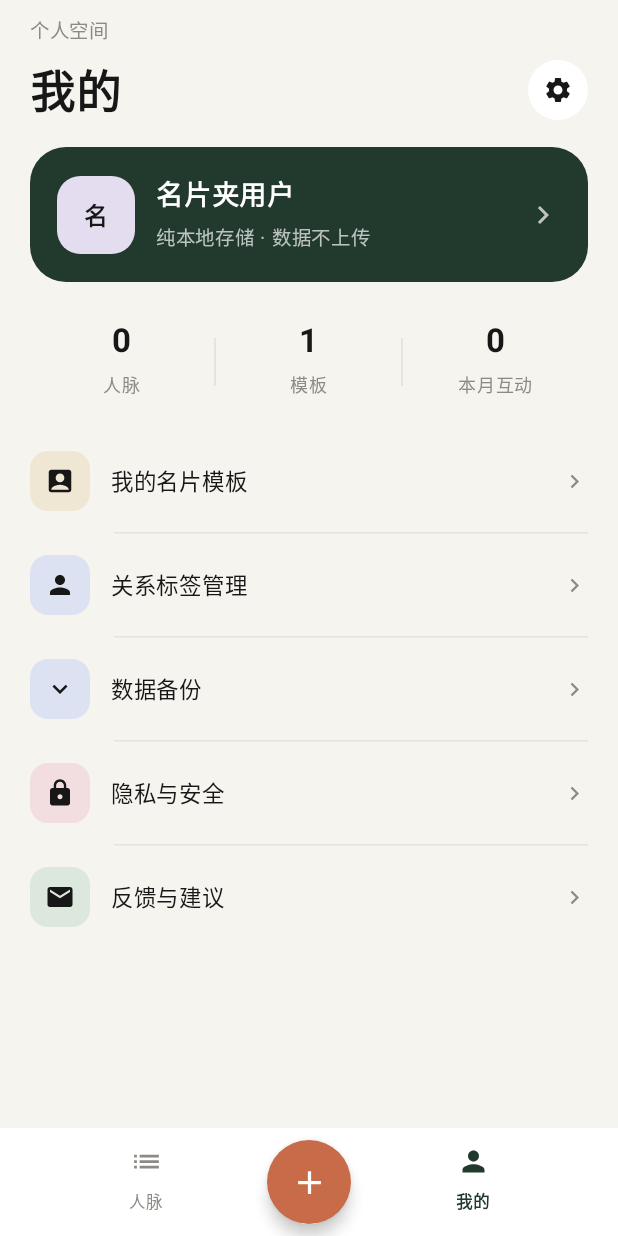
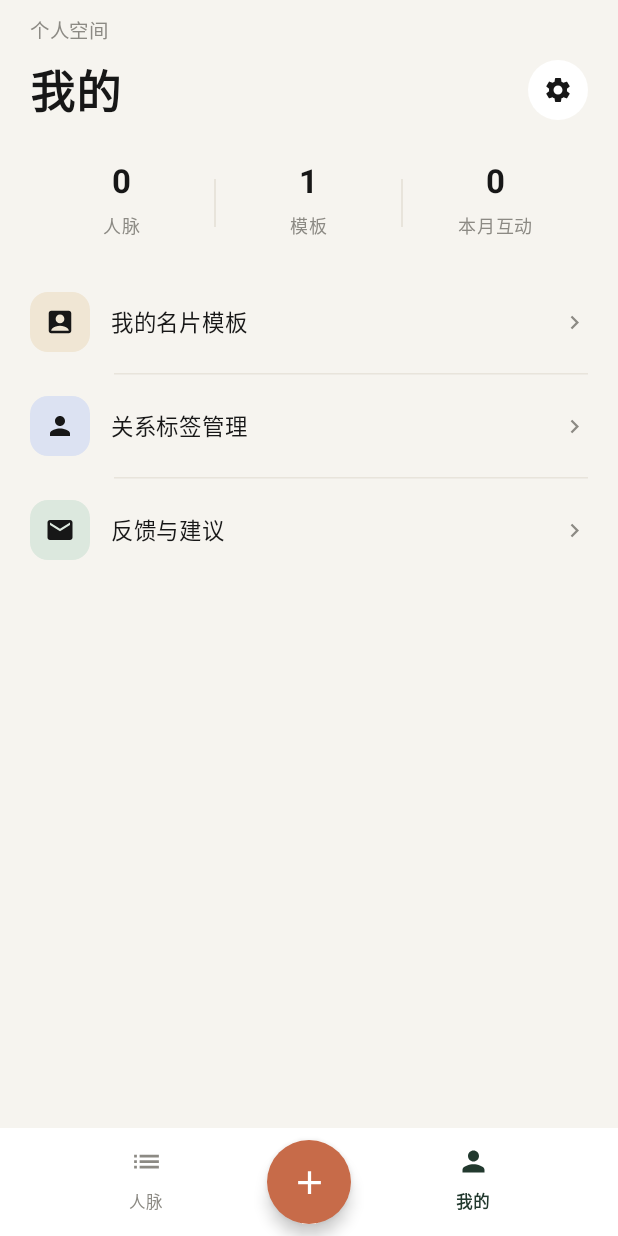
Before and after one commit to fupeng1995/Cardpocket, an Android app built with Jetpack Compose: the screen it shows after launch (MainActivity), after a tap on "我的", on a phone screen of 412 x 824 dp. Run offline under Robolectric (Android 15) with nearby library versions, the phone set to English and light mode, and no system bars.

Commit message:
chore: 移除「我的」页绿色用户卡片与数据备份/隐私与安全入口

```diff
--- a/app/src/main/java/com/example/cardpocket/ui/profile/ProfileScreen.kt
+++ b/app/src/main/java/com/example/cardpocket/ui/profile/ProfileScreen.kt
@@ -67,7 +67,6 @@ fun ProfileScreen(
     val cards by AppData.cards.collectAsState()
     val templateList by AppData.templates.collectAsState()
     var showAbout by remember { mutableStateOf(false) }
-    var showComingSoon by remember { mutableStateOf<String?>(null) }
 
     LaunchedEffect(Unit) {
         AppData.refresh()
@@ -84,9 +83,8 @@ fun ProfileScreen(
         contentPadding = PaddingValues(bottom = 24.dp)
     ) {
         item { ProfileHeader(onSettings = { showAbout = true }) }
-        item { ProfileCard() }
         item { ProfileStats(friends = cards.size, templates = templateList.size, interactions = interactions) }
-        item { MenuList(onOpenTemplates = onOpenTemplates, onOpenFeedback = onOpenFeedback, onOpenRelationshipTags = onOpenRelationshipTags, onComingSoon = { showComingSoon = it }) }
+        item { MenuList(onOpenTemplates = onOpenTemplates, onOpenFeedback = onOpenFeedback, onOpenRelationshipTags = onOpenRelationshipTags) }
     }
 }
 
@@ -114,41 +112,6 @@ private fun ProfileHeader(onSettings: () -> Unit) {
                     modifier = Modifier.size(20.dp)
                 )
             }
-        }
-    }
-}
-
-@Composable
-private fun ProfileCard() {
-    Box(
-        modifier = Modifier
-            .fillMaxWidth()
-            .padding(horizontal = 20.dp, vertical = 8.dp)
-            .clip(RoundedCornerShape(24.dp))
-            .background(GreenDeep)
-    ) {
-        Row(
-            modifier = Modifier
-                .fillMaxWidth()
-                .padding(18.dp),
-            verticalAlignment = Alignment.CenterVertically
-        ) {
-            Avatar(name = "名片夹用户", emoji = "", size = 52.dp)
-            Spacer(Modifier.width(14.dp))
-            Column(Modifier.weight(1f)) {
-                Text("名片夹用户", color = Color.White, fontSize = 18.sp, fontWeight = FontWeight.Bold)
-                Spacer(Modifier.height(3.dp))
-                Text(
-                    "纯本地存储 · 数据不上传",
-                    color = Color.White.copy(alpha = 0.70f),
-                    fontSize = 13.sp
-                )
-            }
-            Icon(
-                Icons.AutoMirrored.Filled.KeyboardArrowRight,
-                contentDescription = null,
-                tint = Color.White.copy(alpha = 0.70f)
-            )
         }
     }
 }
@@ -187,8 +150,7 @@ private fun StatDivider() {
 private fun MenuList(
     onOpenTemplates: () -> Unit,
     onOpenFeedback: () -> Unit,
-    onOpenRelationshipTags: () -> Unit,
-    onComingSoon: (String) -> Unit
+    onOpenRelationshipTags: () -> Unit
 ) {
     Column(Modifier.padding(horizontal = 20.dp)) {
         MenuRow("我的名片模板", IconChipBeige, onClick = onOpenTemplates) {
@@ -197,14 +159,6 @@ private fun MenuList(
         MenuDivider()
         MenuRow("关系标签管理", IconChipBlue, onClick = onOpenRelationshipTags) {
             Icon(Icons.Filled.Person, contentDescription = null, tint = TextPrimary, modifier = Modifier.size(20.dp))
-        }
-        MenuDivider()
-        MenuRow("数据备份", IconChipBlue, onClick = { onComingSoon("数据备份") }) {
-            Icon(Icons.Filled.KeyboardArrowDown, contentDescription = null, tint = TextPrimary, modifier = Modifier.size(20.dp))
-        }
-        MenuDivider()
-        MenuRow("隐私与安全", IconChipPink, onClick = { onComingSoon("隐私与安全") }) {
-            Icon(Icons.Filled.Lock, contentDescription = null, tint = TextPrimary, modifier = Modifier.size(20.dp))
         }
         MenuDivider()
         MenuRow("反馈与建议", IconChipGreen, onClick = onOpenFeedback) {
```
